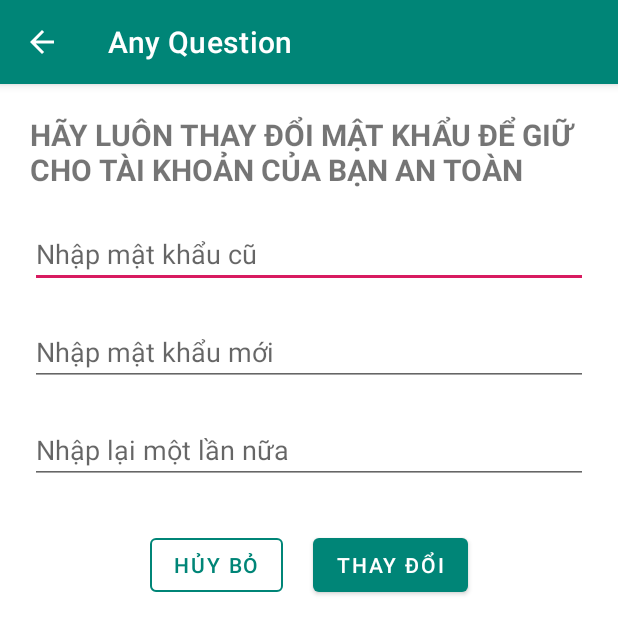
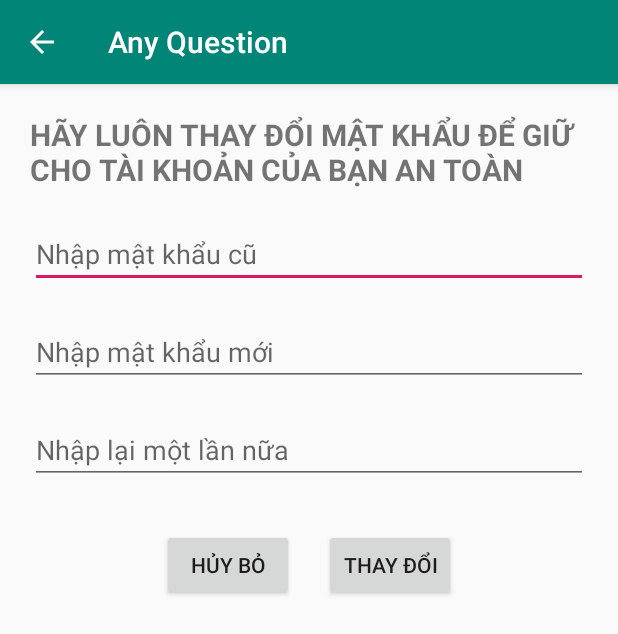
Before and after one commit to tranvanduong2483/Any-Question, an Android app: the ChangePasswordActivity screen opened directly, with no data from a screen before it, on a phone screen of 412 x 824 dp. Shown: the top 634 px of the screen. Run offline under Robolectric (Android 15) with nearby library versions, the phone set to English and light mode, and no system bars.

Commit message:
Khoi phuc button defaut

```diff
--- a/app/src/main/java/com/duong/anyquestion/classes/ConnectThread.java
+++ b/app/src/main/java/com/duong/anyquestion/classes/ConnectThread.java
@@ -11,7 +11,7 @@ public class ConnectThread extends Thread {
     private static ConnectThread instance;
     // implementation part
     private Socket mSocket;
-    private String URL = "http://192.168.0.106:3000";
+    private String URL = "http://172.20.10.11:3000";
 
     public static ConnectThread getInstance(){
         return (instance == null) ? instance = new ConnectThread() : instance;
--- a/app/src/main/res/layout/activity_change_password.xml
+++ b/app/src/main/res/layout/activity_change_password.xml
@@ -46,7 +46,6 @@
             android:id="@+id/btn_cancel"
             android:text="Hủy bỏ"
             android:layout_margin="10dp"
-            style="@style/Widget.MaterialComponents.Button.OutlinedButton"
             app:strokeColor="@color/colorPrimary"
             android:layout_width="wrap_content"
             android:layout_height="wrap_content"/>
--- a/app/src/main/res/layout/activity_edit_infomation.xml
+++ b/app/src/main/res/layout/activity_edit_infomation.xml
@@ -71,7 +71,6 @@
             android:layout_marginRight="20dp"
             android:id="@+id/btn_cancel"
             android:text="Hủy bỏ"
-            style="@style/Widget.MaterialComponents.Button.OutlinedButton"
             app:strokeColor="@color/colorPrimary"
             android:layout_width="wrap_content"
             android:layout_height="wrap_content"/>
--- a/app/src/main/res/layout/activity_loading_search_expert.xml
+++ b/app/src/main/res/layout/activity_loading_search_expert.xml
@@ -104,7 +104,6 @@
         android:id="@+id/btn_cancel"
         android:onClick="btn_cancel"
         android:layout_marginTop="20dp"
-        style="@style/Widget.MaterialComponents.Button.OutlinedButton"
         app:strokeColor="@color/colorPrimary"
         android:layout_gravity="center_horizontal"
         android:text="Hủy bỏ"
--- a/app/src/main/res/layout/activity_main2.xml
+++ b/app/src/main/res/layout/activity_main2.xml
@@ -339,7 +339,6 @@
             android:layout_width="wrap_content"
             android:layout_height="wrap_content"
             android:layout_gravity="center_horizontal"
-            style="@style/Widget.MaterialComponents.Button.OutlinedButton"
             app:strokeColor="@color/colorPrimary"
             android:text="Thoát" />
 
--- a/app/src/main/res/layout/activity_message_history.xml
+++ b/app/src/main/res/layout/activity_message_history.xml
@@ -47,10 +47,8 @@
             android:text="Thoát"
             android:layout_width="wrap_content"
             android:layout_height="wrap_content"
-            android:background="@drawable/ic_send"
             android:layout_gravity="center_vertical"
             android:layout_marginRight="15dp"
-            style="@style/Widget.MaterialComponents.Button.OutlinedButton"
             app:strokeColor="@color/colorPrimary"
             android:gravity="center" />
 
@@ -59,7 +57,6 @@
             android:text="Xem câu hỏi"
             android:layout_width="wrap_content"
             android:layout_height="wrap_content"
-            android:background="@drawable/ic_send"
             android:layout_gravity="center_vertical"
             android:gravity="center" />
 
--- a/app/src/main/res/layout/activity_rating_for_expert.xml
+++ b/app/src/main/res/layout/activity_rating_for_expert.xml
@@ -82,7 +82,6 @@
         android:layout_marginTop="10dp"
         android:background="#e57373"
         android:text="Hủy bỏ"
-        style="@style/Widget.MaterialComponents.Button.OutlinedButton"
         app:strokeColor="@color/colorPrimary" />
 
 
--- a/app/src/main/res/layout/fragment_account_expert.xml
+++ b/app/src/main/res/layout/fragment_account_expert.xml
@@ -164,7 +164,6 @@
                 android:layout_width="wrap_content"
                 android:layout_height="wrap_content"
                 android:layout_gravity="center_horizontal"
-                style="@style/Widget.MaterialComponents.Button.OutlinedButton"
                 app:strokeColor="@color/colorPrimary"
                 android:text="Thoát" />
 
--- a/app/src/main/res/layout/fragment_account_user.xml
+++ b/app/src/main/res/layout/fragment_account_user.xml
@@ -120,7 +120,6 @@
                 android:layout_width="wrap_content"
                 android:layout_height="wrap_content"
                 android:layout_gravity="center_horizontal"
-                style="@style/Widget.MaterialComponents.Button.OutlinedButton"
                 app:strokeColor="@color/colorPrimary"
                 android:text="Thoát" />
 
--- a/app/src/main/res/layout/fragment_search_expert.xml
+++ b/app/src/main/res/layout/fragment_search_expert.xml
@@ -181,7 +181,6 @@
 
             <Button
                 android:id="@+id/btn_clear"
-                style="@style/Widget.MaterialComponents.Button.OutlinedButton"
                 android:layout_width="wrap_content"
                 android:layout_height="wrap_content"
                 android:layout_margin="10dp"
--- a/app/src/main/res/values/styles.xml
+++ b/app/src/main/res/values/styles.xml
@@ -1,7 +1,7 @@
 <resources>
 
     <!-- Base application theme. -->
-    <style name="AppTheme" parent="Theme.MaterialComponents.Light.DarkActionBar">
+    <style name="AppTheme" parent="Theme.AppCompat.Light.DarkActionBar">
         <!-- Customize your theme here. -->
         <item name="colorPrimary">@color/colorPrimary</item>
         <item name="colorPrimaryDark">@color/colorPrimaryDark</item>
```
